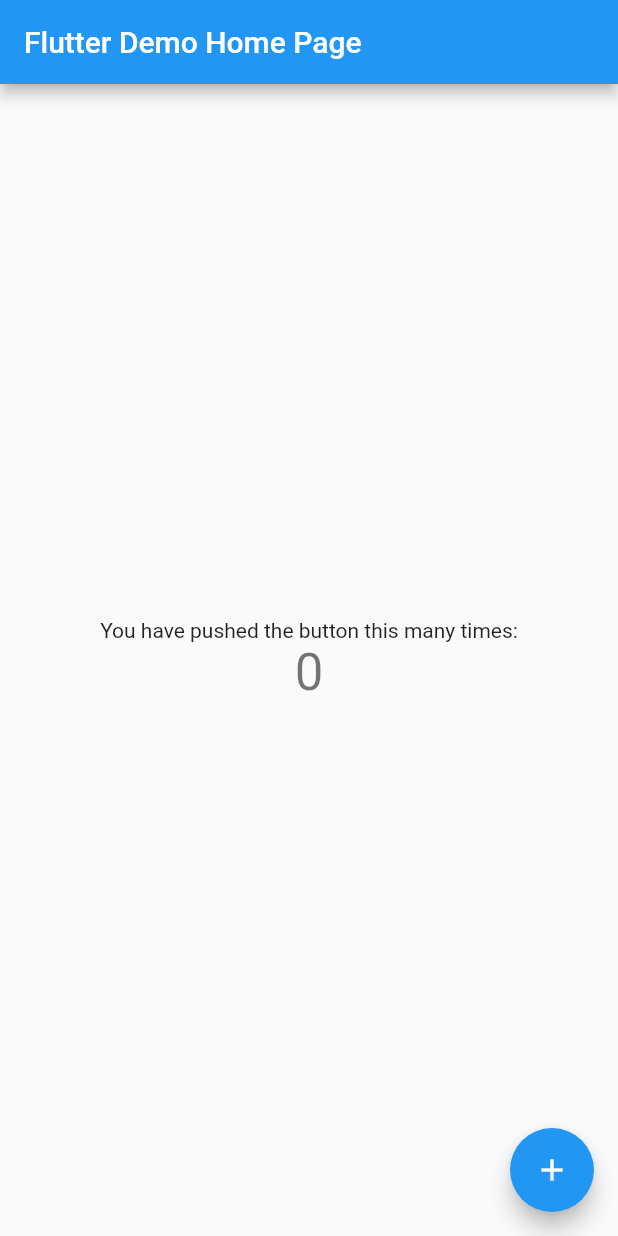
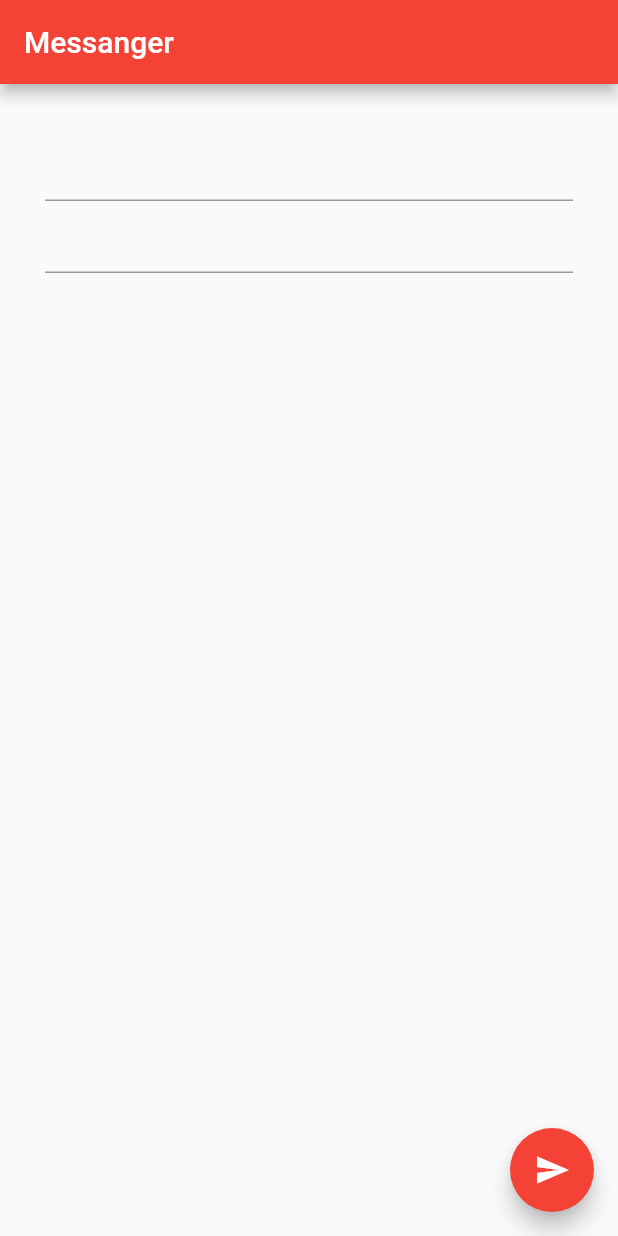
Before and after one commit to bashery/mersal-app, a Flutter app: the screen it shows after launch, on a phone screen of 412 x 824 dp. Run offline on Flutter 3.47's test engine with Material 2 defaults, Android fonts, the phone set to English and light mode, and no system bars.

Commit message:
text field

```diff
--- a/lib/main.dart
+++ b/lib/main.dart
@@ -11,35 +11,17 @@ class MyApp extends StatelessWidget {
   @override
   Widget build(BuildContext context) {
     return MaterialApp(
-      title: 'Flutter Demo',
+      title: 'Mersal app',
       theme: ThemeData(
-        // This is the theme of your application.
-        //
-        // Try running your application with "flutter run". You'll see the
-        // application has a blue toolbar. Then, without quitting the app, try
-        // changing the primarySwatch below to Colors.green and then invoke
-        // "hot reload" (press "r" in the console where you ran "flutter run",
-        // or simply save your changes to "hot reload" in a Flutter IDE).
-        // Notice that the counter didn't reset back to zero; the application
-        // is not restarted.
-        primarySwatch: Colors.blue,
+        primarySwatch: Colors.red,
       ),
-      home: const MyHomePage(title: 'Flutter Demo Home Page'),
+      home: const MyHomePage(title: 'Messanger'),
     );
   }
 }
 
 class MyHomePage extends StatefulWidget {
   const MyHomePage({Key? key, required this.title}) : super(key: key);
-
-  // This widget is the home page of your application. It is stateful, meaning
-  // that it has a State object (defined below) that contains fields that affect
-  // how it looks.
-
-  // This class is the configuration for the state. It holds the values (in this
-  // case the title) provided by the parent (in this case the App widget) and
-  // used by the build method of the State. Fields in a Widget subclass are
-  // always marked "final".
 
   final String title;
 
@@ -48,67 +30,39 @@ class MyHomePage extends StatefulWidget {
 }
 
 class _MyHomePageState extends State<MyHomePage> {
-  int _counter = 0;
 
-  void _incrementCounter() {
-    setState(() {
-      // This call to setState tells the Flutter framework that something has
-      // changed in this State, which causes it to rerun the build method below
-      // so that the display can reflect the updated values. If we changed
-      // _counter without calling setState(), then the build method would not be
-      // called again, and so nothing would appear to happen.
-      _counter++;
-    });
+    final TextEditingController usernameController = TextEditingController();
+    final TextEditingController passwordController = TextEditingController();
+
+  void postData() {
+      setState(() {
+
+      });
   }
 
   @override
   Widget build(BuildContext context) {
-    // This method is rerun every time setState is called, for instance as done
-    // by the _incrementCounter method above.
-    //
-    // The Flutter framework has been optimized to make rerunning build methods
-    // fast, so that you can just rebuild anything that needs updating rather
-    // than having to individually change instances of widgets.
     return Scaffold(
       appBar: AppBar(
-        // Here we take the value from the MyHomePage object that was created by
-        // the App.build method, and use it to set our appbar title.
         title: Text(widget.title),
       ),
-      body: Center(
-        // Center is a layout widget. It takes a single child and positions it
-        // in the middle of the parent.
+      body: Container(
+        padding: const EdgeInsets.all(30),
         child: Column(
-          // Column is also a layout widget. It takes a list of children and
-          // arranges them vertically. By default, it sizes itself to fit its
-          // children horizontally, and tries to be as tall as its parent.
-          //
-          // Invoke "debug painting" (press "p" in the console, choose the
-          // "Toggle Debug Paint" action from the Flutter Inspector in Android
-          // Studio, or the "Toggle Debug Paint" command in Visual Studio Code)
-          // to see the wireframe for each widget.
-          //
-          // Column has various properties to control how it sizes itself and
-          // how it positions its children. Here we use mainAxisAlignment to
-          // center the children vertically; the main axis here is the vertical
-          // axis because Columns are vertical (the cross axis would be
-          // horizontal).
-          mainAxisAlignment: MainAxisAlignment.center,
-          children: <Widget>[
-            const Text(
-              'You have pushed the button this many times:',
-            ),
-            Text(
-              '$_counter',
-              style: Theme.of(context).textTheme.headline4,
-            ),
-          ],
+           children: <Widget>[
+            TextField(
+                 controller: usernameController,
+               ),
+            TextField(
+                controller: passwordController,
+               )
+            ],
         ),
       ),
       floatingActionButton: FloatingActionButton(
-        onPressed: _incrementCounter,
+        onPressed: postData,
         tooltip: 'Increment',
-        child: const Icon(Icons.add),
+        child: const Icon(Icons.send),
       ), // This trailing comma makes auto-formatting nicer for build methods.
     );
   }
--- a/pubspec.yaml
+++ b/pubspec.yaml
@@ -34,6 +34,7 @@ dependencies:
   # The following adds the Cupertino Icons font to your application.
   # Use with the CupertinoIcons class for iOS style icons.
   cupertino_icons: ^1.0.2
+  http:
 
 dev_dependencies:
   flutter_test:
```
Also changed, not shown: .vim/coc-settings.json (added), lib/join.dart (added), pubspec.lock.
